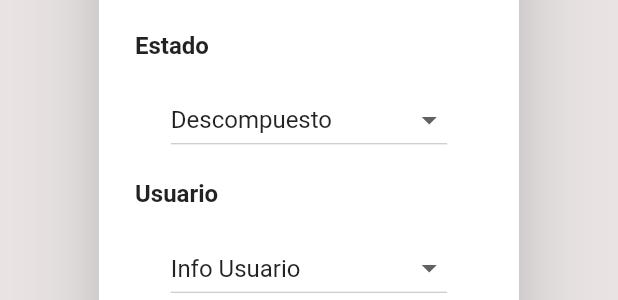
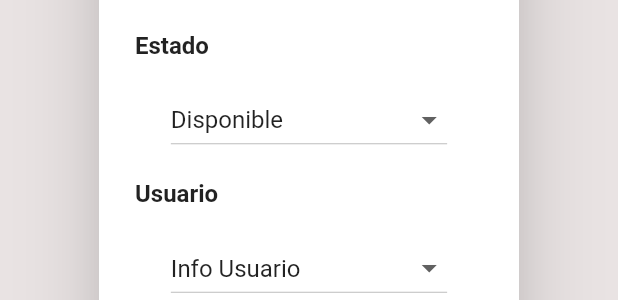
Before and after one commit to reitmas32/UNICyber, a Flutter app: the ComputerInfoDialog widget shown alone on an empty page, opened directly, on a phone screen of 412 x 824 dp. Shown: the part 511-811 px from the top of the screen. Run offline on Flutter 3.47's test engine with Material 2 defaults, Android fonts, the phone set to English and light mode, and no system bars; our stand-ins replace eva_icons_flutter, go_router, shared_preferences, url_strategy; accounts and stored records are empty; network calls fail.

Commit message:
feat: Add Use States of Computers

```diff
--- a/lib/ui/widgets/dialogs/computer_info_dialog.dart
+++ b/lib/ui/widgets/dialogs/computer_info_dialog.dart
@@ -1,10 +1,19 @@
 import 'package:eva_icons_flutter/eva_icons_flutter.dart';
 import 'package:flutter/material.dart';
+import 'package:unica_cybercoffee/domain/models/computer_states.dart';
 
-class ComputerInfoDialog extends StatelessWidget {
+class ComputerInfoDialog extends StatefulWidget {
   const ComputerInfoDialog({
     super.key,
   });
+
+  @override
+  State<ComputerInfoDialog> createState() => _ComputerInfoDialogState();
+}
+
+class _ComputerInfoDialogState extends State<ComputerInfoDialog> {
+  int controllerState = 0;
+  int controllerUserAction = 0;
 
   @override
   Widget build(BuildContext context) {
@@ -46,13 +55,17 @@ class ComputerInfoDialog extends StatelessWidget {
               ),
             ),
           ),
-          const MyDropdownMenu(
+          MyDropdownMenu(
+            onChanged: (int index) {
+              setState(() {
+                controllerState = index;
+              });
+            },
             items: [
-              'Descompuesto',
-              'Mantenimiento',
-              'Reparación',
-              'Proyecto',
-              'Impresión',
+              ComputerStates.disponible,
+              ComputerStates.mantenimiento,
+              ComputerStates.reparacion,
+              ComputerStates.proyecto,
             ],
           ),
           const Align(
@@ -68,19 +81,23 @@ class ComputerInfoDialog extends StatelessWidget {
               ),
             ),
           ),
-          const MyDropdownMenu(
-            items: [
-              'Info Usuario',
-              'Sancionar',
-            ],
-          ),
+          MyDropdownMenu(
+              items: const [
+                'Info Usuario',
+                'Sancionar',
+              ],
+              onChanged: (int index) {
+                setState(() {
+                  controllerUserAction = index;
+                });
+              }),
         ],
       ),
       actions: [
         InkWell(
           borderRadius: BorderRadius.circular(10.0),
           onTap: () {
-            Navigator.of(context).pop();
+            Navigator.of(context).pop({'state': controllerState, 'userAction': controllerUserAction});
           },
           hoverColor: Theme.of(context).colorScheme.secondary,
           child: Padding(
@@ -102,9 +119,9 @@ class ComputerInfoDialog extends StatelessWidget {
 }
 
 class MyDropdownMenu extends StatefulWidget {
-  const MyDropdownMenu({super.key, required this.items});
-
+  MyDropdownMenu({super.key, required this.items, required this.onChanged});
   final List<String> items;
+  final void Function(int value) onChanged;
 
   @override
   _MyDropdownMenuState createState() => _MyDropdownMenuState();
@@ -130,6 +147,8 @@ class _MyDropdownMenuState extends State<MyDropdownMenu> {
       onChanged: (newValue) {
         setState(() {
           _selectedItem = newValue ?? widget.items.first;
+          widget.onChanged(
+              widget.items.indexOf(newValue ?? ComputerStates.disponible));
         });
       },
       items: widget.items.map((item) {
```
